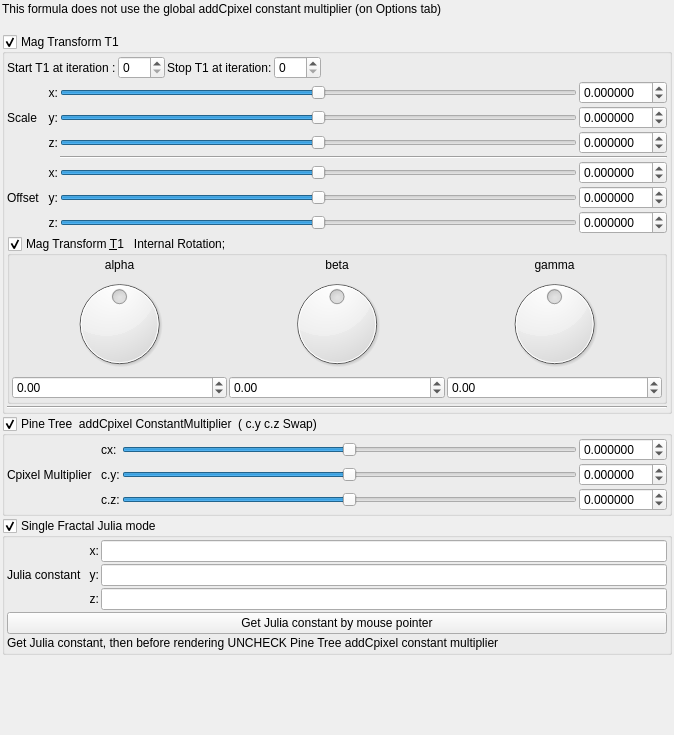
Old version of the form mandelbulber2/qt_data/fractal_benesi_T1_pine_tree.ui in the repository buddhi1980/mandelbulber2.
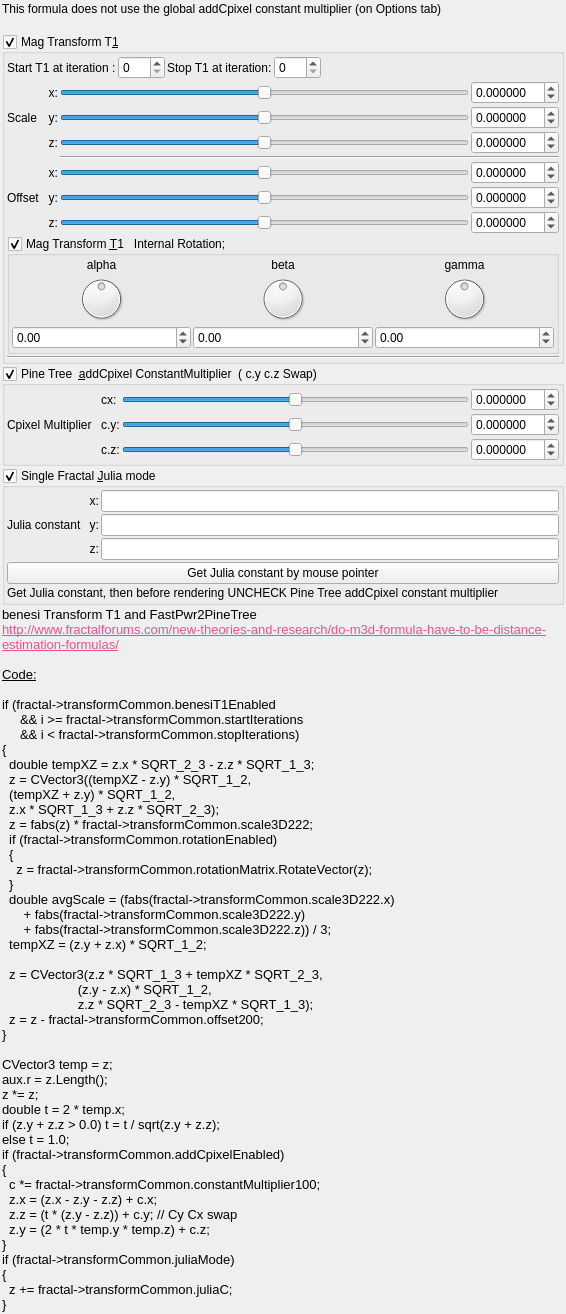
New version of the form. Custom widgets are drawn as their Qt base class.

Commit message: Formula with example description with code.

Diff of the .ui file:
```diff
--- a/mandelbulber2/qt_data/fractal_benesi_T1_pine_tree.ui
+++ b/mandelbulber2/qt_data/fractal_benesi_T1_pine_tree.ui
@@ -6,8 +6,8 @@
    <rect>
     <x>0</x>
     <y>0</y>
-    <width>674</width>
-    <height>735</height>
+    <width>566</width>
+    <height>1196</height>
    </rect>
   </property>
   <property name="windowTitle">
@@ -49,7 +49,7 @@
       <string>&lt;html&gt;&lt;head/&gt;&lt;body&gt;&lt;p&gt;&lt;span style=&quot; color:#000000;&quot;&gt;benesi Transform T1  and FastPwr2PineTree &lt;/span&gt;&lt;/p&gt;&lt;p&gt;&lt;span style=&quot; font-family:'Courier New,courier'; color:#000000;&quot;&gt;http://www.fractalforums.com/new-theories-and-research/do-m3d-formula-have-to-be-distance-estimation-formulas/&lt;/span&gt;&lt;/p&gt;&lt;/body&gt;&lt;/html&gt;</string>
      </property>
      <property name="title">
-      <string>Mag Transform T1</string>
+      <string>Mag Transform T&amp;1</string>
      </property>
      <property name="checkable">
       <bool>true</bool>
@@ -761,7 +761,7 @@
       <string>&lt;html&gt;&lt;head/&gt;&lt;body&gt;&lt;p&gt;Cpixel is CVector3 c = ( c.x, c.y, c.z). It is each original point (pixel) in 3D space where the iteration starts from, ( c = original z for each point .) It is commonly found in formula structures z = f(z) + c.&lt;/p&gt;&lt;p&gt;The Cpixel multiplier effectively scales this point &amp;quot;c&amp;quot;.&lt;/p&gt;&lt;p&gt;In this formula the c.y and c.z components of  &amp;quot;CVector3 c&amp;quot;  are swapped before being multiplied by &amp;quot;CVector3 z&amp;quot; components.&lt;/p&gt;&lt;p&gt;&lt;br/&gt;&lt;/p&gt;&lt;p&gt;&lt;br/&gt;&lt;/p&gt;&lt;p&gt;&lt;br/&gt;&lt;/p&gt;&lt;/body&gt;&lt;/html&gt;</string>
      </property>
      <property name="title">
-      <string>Pine Tree  addCpixel ConstantMultiplier  ( c.y c.z Swap)</string>
+      <string>Pine Tree  &amp;addCpixel ConstantMultiplier  ( c.y c.z Swap)</string>
      </property>
      <property name="checkable">
       <bool>true</bool>
@@ -946,7 +946,7 @@
    <item>
     <widget class="MyGroupBox" name="groupCheck_transf_constant_julia_mode">
      <property name="title">
-      <string>Single Fractal Julia mode</string>
+      <string>Single Fractal &amp;Julia mode</string>
      </property>
      <property name="checkable">
       <bool>true</bool>
@@ -1085,6 +1085,66 @@
      </layout>
     </widget>
    </item>
+   <item>
+    <widget class="QLabel" name="label_4">
+     <property name="text">
+      <string>&lt;!DOCTYPE HTML PUBLIC &quot;-//W3C//DTD HTML 4.0//EN&quot; &quot;http://www.w3.org/TR/REC-html40/strict.dtd&quot;&gt;
+&lt;html&gt;&lt;head&gt;&lt;meta name=&quot;qrichtext&quot; content=&quot;1&quot; /&gt;&lt;style type=&quot;text/css&quot;&gt;
+p, li { white-space: pre-wrap; }
+&lt;/style&gt;&lt;/head&gt;&lt;body style=&quot; font-family:'Apolonia Nova Lekka OT'; font-size:10pt; font-weight:200; font-style:normal;&quot;&gt;
+&lt;p style=&quot; margin-top:0px; margin-bottom:0px; margin-left:0px; margin-right:0px; -qt-block-indent:0; text-indent:0px;&quot;&gt;benesi Transform T1 and FastPwr2PineTree &lt;/p&gt;
+&lt;p style=&quot; margin-top:0px; margin-bottom:0px; margin-left:0px; margin-right:0px; -qt-block-indent:0; text-indent:0px;&quot;&gt;&lt;a href=&quot;http://www.fractalforums.com/new-theories-and-research/do-m3d-formula-have-to-be-distance-estimation-formulas/&quot;&gt;&lt;span style=&quot; text-decoration: underline; color:#e85290;&quot;&gt;http://www.fractalforums.com/new-theories-and-research/do-m3d-formula-have-to-be-distance-estimation-formulas/&lt;/span&gt;&lt;/a&gt;&lt;/p&gt;
+&lt;p style=&quot;-qt-paragraph-type:empty; margin-top:0px; margin-bottom:0px; margin-left:0px; margin-right:0px; -qt-block-indent:0; text-indent:0px;&quot;&gt;&lt;br /&gt;&lt;/p&gt;
+&lt;p style=&quot; margin-top:0px; margin-bottom:0px; margin-left:0px; margin-right:0px; -qt-block-indent:0; text-indent:0px;&quot;&gt;&lt;span style=&quot; text-decoration: underline;&quot;&gt;Code:&lt;/span&gt;&lt;/p&gt;
+&lt;p style=&quot;-qt-paragraph-type:empty; margin-top:0px; margin-bottom:0px; margin-left:0px; margin-right:0px; -qt-block-indent:0; text-indent:0px; text-decoration: underline;&quot;&gt;&lt;br /&gt;&lt;/p&gt;
+&lt;p style=&quot; margin-top:0px; margin-bottom:0px; margin-left:0px; margin-right:0px; -qt-block-indent:0; text-indent:0px;&quot;&gt;if (fractal-&amp;gt;transformCommon.benesiT1Enabled &lt;/p&gt;
+&lt;p style=&quot; margin-top:0px; margin-bottom:0px; margin-left:0px; margin-right:0px; -qt-block-indent:0; text-indent:0px;&quot;&gt;     &amp;amp;&amp;amp; i &amp;gt;= fractal-&amp;gt;transformCommon.startIterations &lt;/p&gt;
+&lt;p style=&quot; margin-top:0px; margin-bottom:0px; margin-left:0px; margin-right:0px; -qt-block-indent:0; text-indent:0px;&quot;&gt;     &amp;amp;&amp;amp; i &amp;lt; fractal-&amp;gt;transformCommon.stopIterations)&lt;/p&gt;
+&lt;p style=&quot; margin-top:0px; margin-bottom:0px; margin-left:0px; margin-right:0px; -qt-block-indent:0; text-indent:0px;&quot;&gt;{&lt;/p&gt;
+&lt;p style=&quot; margin-top:0px; margin-bottom:0px; margin-left:0px; margin-right:0px; -qt-block-indent:0; text-indent:0px;&quot;&gt;  double tempXZ = z.x * SQRT_2_3 - z.z * SQRT_1_3;&lt;/p&gt;
+&lt;p style=&quot; margin-top:0px; margin-bottom:0px; margin-left:0px; margin-right:0px; -qt-block-indent:0; text-indent:0px;&quot;&gt;  z = CVector3((tempXZ - z.y) * SQRT_1_2,&lt;/p&gt;
+&lt;p style=&quot; margin-top:0px; margin-bottom:0px; margin-left:0px; margin-right:0px; -qt-block-indent:0; text-indent:0px;&quot;&gt;  (tempXZ + z.y) * SQRT_1_2,&lt;/p&gt;
+&lt;p style=&quot; margin-top:0px; margin-bottom:0px; margin-left:0px; margin-right:0px; -qt-block-indent:0; text-indent:0px;&quot;&gt;  z.x * SQRT_1_3 + z.z * SQRT_2_3);&lt;/p&gt;
+&lt;p style=&quot; margin-top:0px; margin-bottom:0px; margin-left:0px; margin-right:0px; -qt-block-indent:0; text-indent:0px;&quot;&gt;  z = fabs(z) * fractal-&amp;gt;transformCommon.scale3D222;&lt;/p&gt;
+&lt;p style=&quot; margin-top:0px; margin-bottom:0px; margin-left:0px; margin-right:0px; -qt-block-indent:0; text-indent:0px;&quot;&gt;  if (fractal-&amp;gt;transformCommon.rotationEnabled)&lt;/p&gt;
+&lt;p style=&quot; margin-top:0px; margin-bottom:0px; margin-left:0px; margin-right:0px; -qt-block-indent:0; text-indent:0px;&quot;&gt;  {&lt;/p&gt;
+&lt;p style=&quot; margin-top:0px; margin-bottom:0px; margin-left:0px; margin-right:0px; -qt-block-indent:0; text-indent:0px;&quot;&gt;    z = fractal-&amp;gt;transformCommon.rotationMatrix.RotateVector(z);&lt;/p&gt;
+&lt;p style=&quot; margin-top:0px; margin-bottom:0px; margin-left:0px; margin-right:0px; -qt-block-indent:0; text-indent:0px;&quot;&gt;  }&lt;/p&gt;
+&lt;p style=&quot; margin-top:0px; margin-bottom:0px; margin-left:0px; margin-right:0px; -qt-block-indent:0; text-indent:0px;&quot;&gt;  double avgScale = (fabs(fractal-&amp;gt;transformCommon.scale3D222.x) &lt;/p&gt;
+&lt;p style=&quot; margin-top:0px; margin-bottom:0px; margin-left:0px; margin-right:0px; -qt-block-indent:0; text-indent:0px;&quot;&gt;      + fabs(fractal-&amp;gt;transformCommon.scale3D222.y) &lt;/p&gt;
+&lt;p style=&quot; margin-top:0px; margin-bottom:0px; margin-left:0px; margin-right:0px; -qt-block-indent:0; text-indent:0px;&quot;&gt;      + fabs(fractal-&amp;gt;transformCommon.scale3D222.z)) / 3;&lt;/p&gt;
+&lt;p style=&quot; margin-top:0px; margin-bottom:0px; margin-left:0px; margin-right:0px; -qt-block-indent:0; text-indent:0px;&quot;&gt;  tempXZ = (z.y + z.x) * SQRT_1_2;&lt;/p&gt;
+&lt;p style=&quot;-qt-paragraph-type:empty; margin-top:0px; margin-bottom:0px; margin-left:0px; margin-right:0px; -qt-block-indent:0; text-indent:0px;&quot;&gt;&lt;br /&gt;&lt;/p&gt;
+&lt;p style=&quot; margin-top:0px; margin-bottom:0px; margin-left:0px; margin-right:0px; -qt-block-indent:0; text-indent:0px;&quot;&gt;  z = CVector3(z.z * SQRT_1_3 + tempXZ * SQRT_2_3, &lt;/p&gt;
+&lt;p style=&quot; margin-top:0px; margin-bottom:0px; margin-left:0px; margin-right:0px; -qt-block-indent:0; text-indent:0px;&quot;&gt;                     (z.y - z.x) * SQRT_1_2, &lt;/p&gt;
+&lt;p style=&quot; margin-top:0px; margin-bottom:0px; margin-left:0px; margin-right:0px; -qt-block-indent:0; text-indent:0px;&quot;&gt;                     z.z * SQRT_2_3 - tempXZ * SQRT_1_3);&lt;/p&gt;
+&lt;p style=&quot; margin-top:0px; margin-bottom:0px; margin-left:0px; margin-right:0px; -qt-block-indent:0; text-indent:0px;&quot;&gt;  z = z - fractal-&amp;gt;transformCommon.offset200;&lt;/p&gt;
+&lt;p style=&quot; margin-top:0px; margin-bottom:0px; margin-left:0px; margin-right:0px; -qt-block-indent:0; text-indent:0px;&quot;&gt;}&lt;/p&gt;
+&lt;p style=&quot;-qt-paragraph-type:empty; margin-top:0px; margin-bottom:0px; margin-left:0px; margin-right:0px; -qt-block-indent:0; text-indent:0px;&quot;&gt;&lt;br /&gt;&lt;/p&gt;
+&lt;p style=&quot; margin-top:0px; margin-bottom:0px; margin-left:0px; margin-right:0px; -qt-block-indent:0; text-indent:0px;&quot;&gt;CVector3 temp = z;&lt;/p&gt;
+&lt;p style=&quot; margin-top:0px; margin-bottom:0px; margin-left:0px; margin-right:0px; -qt-block-indent:0; text-indent:0px;&quot;&gt;aux.r = z.Length();&lt;/p&gt;
+&lt;p style=&quot; margin-top:0px; margin-bottom:0px; margin-left:0px; margin-right:0px; -qt-block-indent:0; text-indent:0px;&quot;&gt;z *= z;&lt;/p&gt;
+&lt;p style=&quot; margin-top:0px; margin-bottom:0px; margin-left:0px; margin-right:0px; -qt-block-indent:0; text-indent:0px;&quot;&gt;double t = 2 * temp.x;&lt;/p&gt;
+&lt;p style=&quot; margin-top:0px; margin-bottom:0px; margin-left:0px; margin-right:0px; -qt-block-indent:0; text-indent:0px;&quot;&gt;if (z.y + z.z &amp;gt; 0.0) t = t / sqrt(z.y + z.z);&lt;/p&gt;
+&lt;p style=&quot; margin-top:0px; margin-bottom:0px; margin-left:0px; margin-right:0px; -qt-block-indent:0; text-indent:0px;&quot;&gt;else t = 1.0;&lt;/p&gt;
+&lt;p style=&quot; margin-top:0px; margin-bottom:0px; margin-left:0px; margin-right:0px; -qt-block-indent:0; text-indent:0px;&quot;&gt;if (fractal-&amp;gt;transformCommon.addCpixelEnabled)&lt;/p&gt;
+&lt;p style=&quot; margin-top:0px; margin-bottom:0px; margin-left:0px; margin-right:0px; -qt-block-indent:0; text-indent:0px;&quot;&gt;{&lt;/p&gt;
+&lt;p style=&quot; margin-top:0px; margin-bottom:0px; margin-left:0px; margin-right:0px; -qt-block-indent:0; text-indent:0px;&quot;&gt;  c *= fractal-&amp;gt;transformCommon.constantMultiplier100;&lt;/p&gt;
+&lt;p style=&quot; margin-top:0px; margin-bottom:0px; margin-left:0px; margin-right:0px; -qt-block-indent:0; text-indent:0px;&quot;&gt;  z.x = (z.x - z.y - z.z) + c.x;&lt;/p&gt;
+&lt;p style=&quot; margin-top:0px; margin-bottom:0px; margin-left:0px; margin-right:0px; -qt-block-indent:0; text-indent:0px;&quot;&gt;  z.z = (t * (z.y - z.z)) + c.y; // Cy Cx swap&lt;/p&gt;
+&lt;p style=&quot; margin-top:0px; margin-bottom:0px; margin-left:0px; margin-right:0px; -qt-block-indent:0; text-indent:0px;&quot;&gt;  z.y = (2 * t * temp.y * temp.z) + c.z;&lt;/p&gt;
+&lt;p style=&quot; margin-top:0px; margin-bottom:0px; margin-left:0px; margin-right:0px; -qt-block-indent:0; text-indent:0px;&quot;&gt;}&lt;/p&gt;
+&lt;p style=&quot; margin-top:0px; margin-bottom:0px; margin-left:0px; margin-right:0px; -qt-block-indent:0; text-indent:0px;&quot;&gt;if (fractal-&amp;gt;transformCommon.juliaMode)&lt;/p&gt;
+&lt;p style=&quot; margin-top:0px; margin-bottom:0px; margin-left:0px; margin-right:0px; -qt-block-indent:0; text-indent:0px;&quot;&gt;{&lt;/p&gt;
+&lt;p style=&quot; margin-top:0px; margin-bottom:0px; margin-left:0px; margin-right:0px; -qt-block-indent:0; text-indent:0px;&quot;&gt;  z += fractal-&amp;gt;transformCommon.juliaC;&lt;/p&gt;
+&lt;p style=&quot; margin-top:0px; margin-bottom:0px; margin-left:0px; margin-right:0px; -qt-block-indent:0; text-indent:0px;&quot;&gt;}&lt;/p&gt;
+&lt;p style=&quot;-qt-paragraph-type:empty; margin-top:0px; margin-bottom:0px; margin-left:0px; margin-right:0px; -qt-block-indent:0; text-indent:0px;&quot;&gt;&lt;br /&gt;&lt;/p&gt;&lt;/body&gt;&lt;/html&gt;</string>
+     </property>
+     <property name="wordWrap">
+      <bool>true</bool>
+     </property>
+    </widget>
+   </item>
    <item>
     <spacer name="verticalSpacer">
      <property name="orientation">
```
